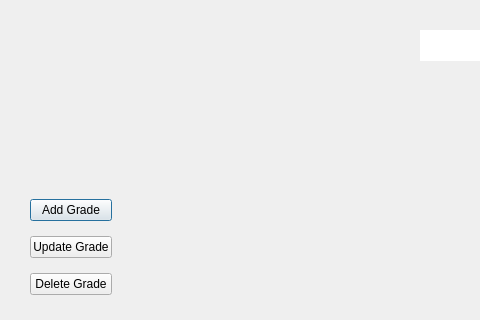
Qt form brainstorm/brainstorm/forms/loggedInWindow.ui (codingburgas/school-project-assignment-codex) before a commit; both pictures show x 0 to 480 and y 0 to 320 of the 1280 by 720 pixel window.
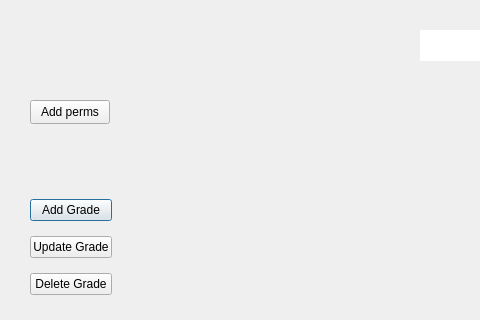
The same form after that commit. The open tabs and pages were chosen to show the change.

Commit message: Add change permission button in admin window

The edit to the form file:
```diff
--- a/brainstorm/brainstorm/forms/loggedInWindow.ui
+++ b/brainstorm/brainstorm/forms/loggedInWindow.ui
@@ -155,6 +155,19 @@
       </property>
      </item>
     </widget>
+    <widget class="QPushButton" name="pushButtonAddPerms">
+     <property name="geometry">
+      <rect>
+       <x>30</x>
+       <y>100</y>
+       <width>80</width>
+       <height>24</height>
+      </rect>
+     </property>
+     <property name="text">
+      <string>Add perms</string>
+     </property>
+    </widget>
    </widget>
   </widget>
  </widget>
```
The commit also changes 9 other files.
